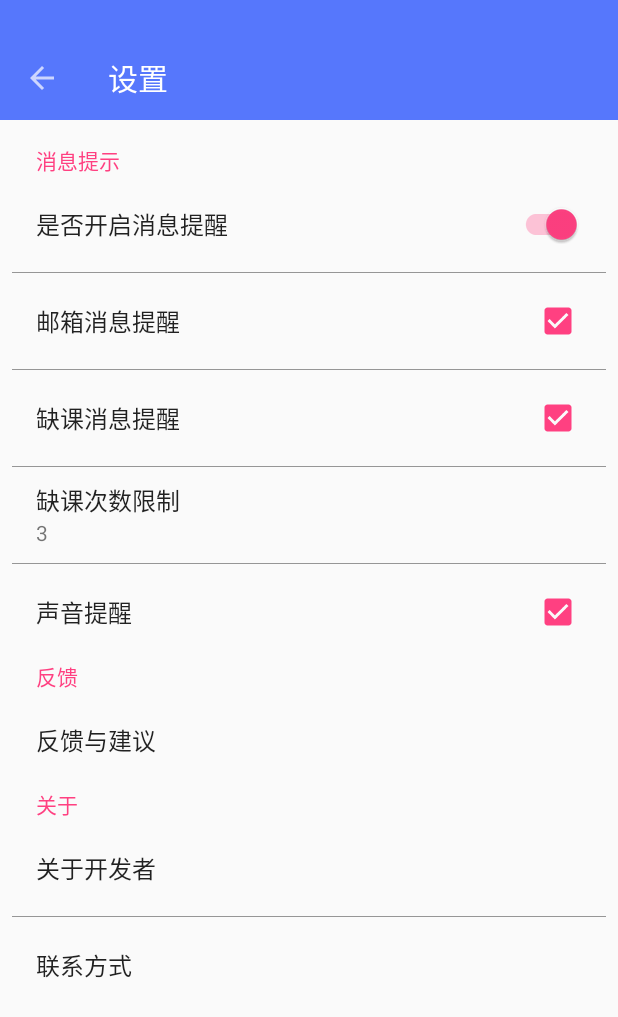
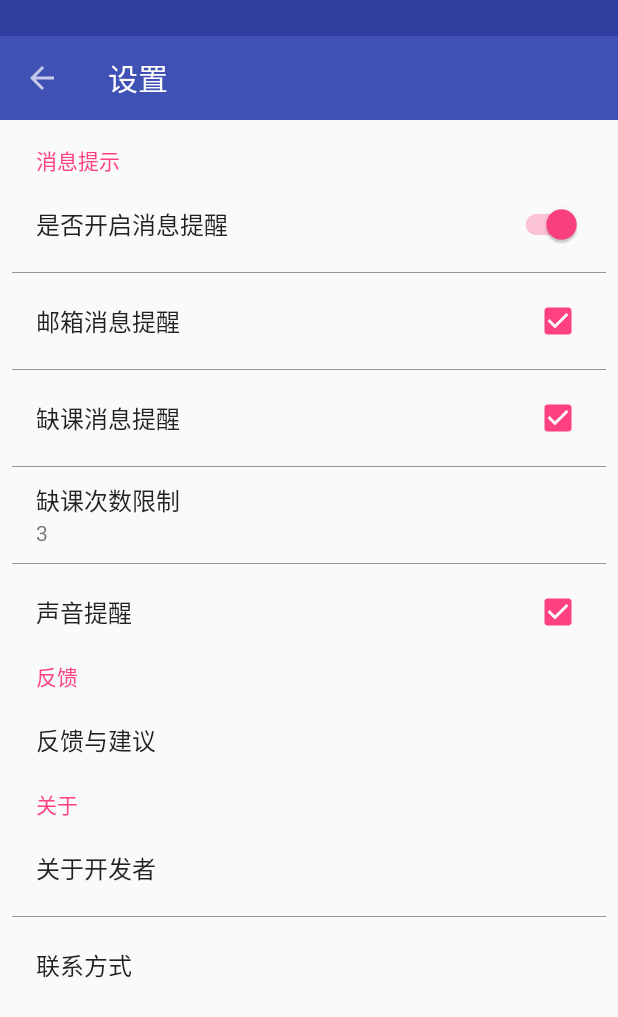
Before and after one commit to gdutrdc/SignIn, an Android app: the StdSettingsActivity screen opened directly, with no data from a screen before it, on a phone screen of 412 x 824 dp. Shown: the top 1017 px of the screen. Run offline under Robolectric (Android 15) with nearby library versions, the light colour scheme and no system bars; network calls fail.

Commit message:
深沉的颜色 = =

```diff
--- a/app/src/main/res/layout/status_bar.xml
+++ b/app/src/main/res/layout/status_bar.xml
@@ -4,4 +4,4 @@
     android:layout_width="match_parent"
     android:id="@+id/status_bar"
     android:layout_height="0dp"
-    android:background="?attr/colorPrimary"/>
+    android:background="?attr/colorPrimaryDark"/>
--- a/app/src/main/res/values/colors.xml
+++ b/app/src/main/res/values/colors.xml
@@ -1,6 +1,6 @@
 <?xml version="1.0" encoding="utf-8"?>
 <resources>
-    <color name="colorPrimary">#5677fc</color>
+    <color name="colorPrimary">#3F51B5</color>
     <color name="colorPrimaryDark">#303F9F</color>
     <color name="colorAccent">#FF4081</color>
 
```
Also changed, not shown: app/src/main/java/com/rdc/signin/ui/register/LoginActivity.java (+4 -3 lines), app/src/main/res/layout/activity_std_sign_in.xml (added, +15 -0 lines).
